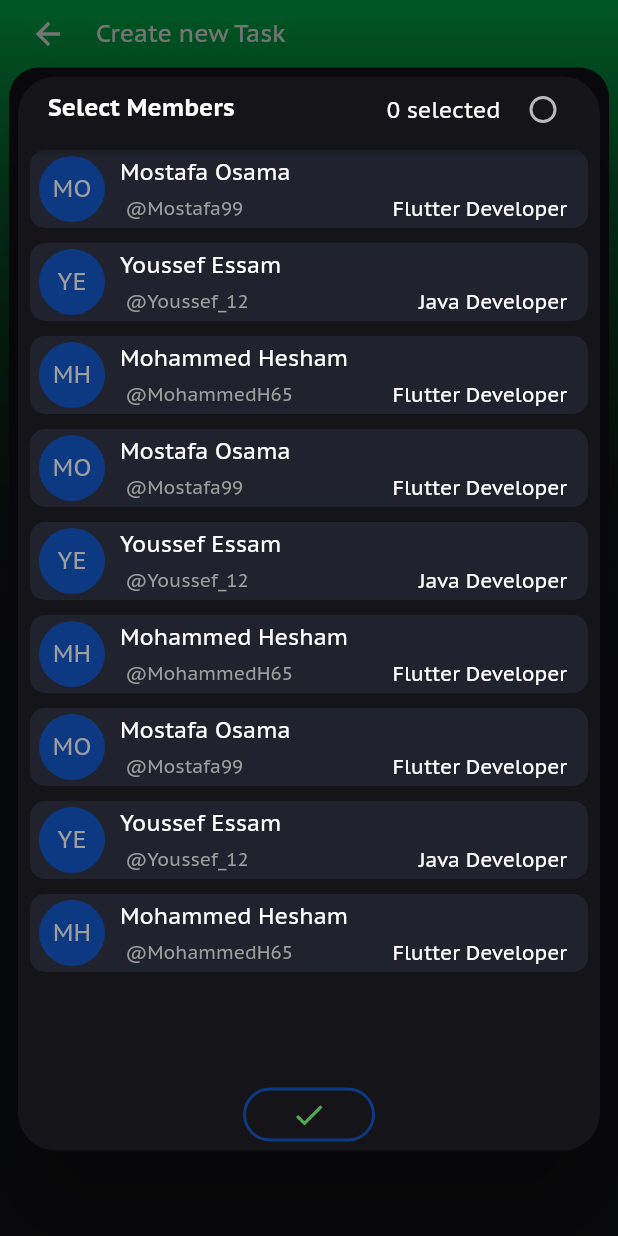
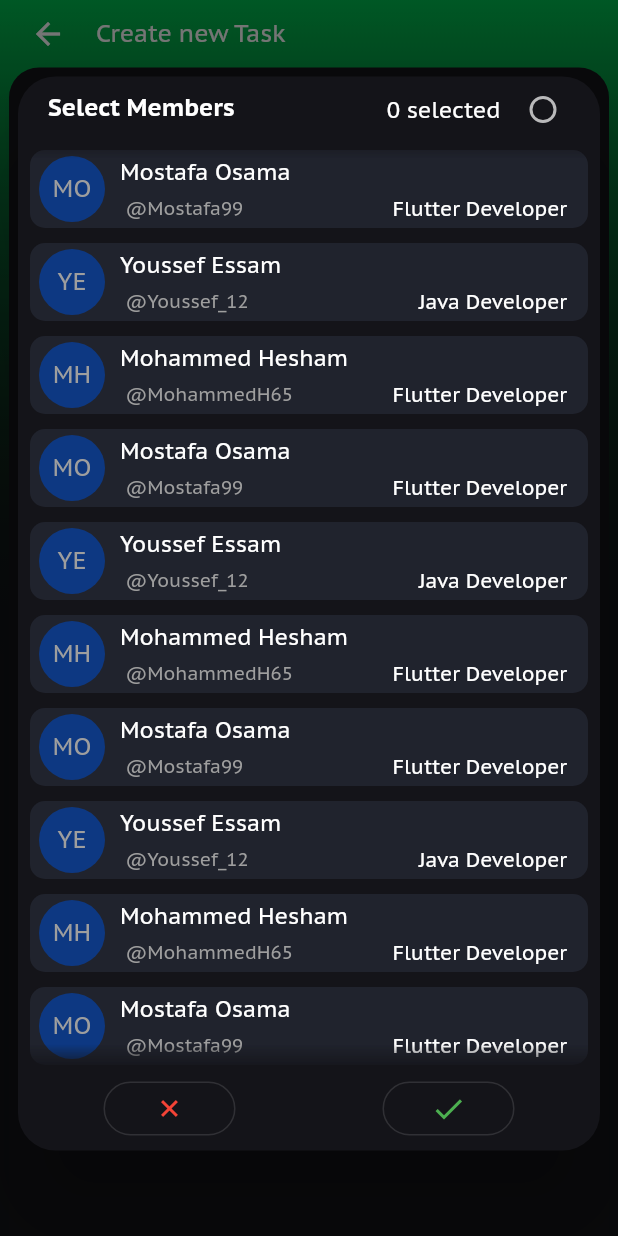
Before and after one commit to MostafaOsama99/work-platform, a Flutter app: the CreateTask screen opened directly, after a tap on the "add circle outline" icon, on a phone screen of 412 x 824 dp. Run offline on Flutter 3.47's test engine with Material 2 defaults, Android fonts, the phone set to English and light mode, and no system bars; our stand-ins replace circular_check_box, convex_bottom_bar, date_time_picker, datetime_picker_formfield, dio, file_picker and 2 more; missing offline and left inert: flutter_filereader; statements that could not run were skipped.

Commit message:
- fix members dialog

```diff
--- a/lib/create_task_screen.dart
+++ b/lib/create_task_screen.dart
@@ -1,10 +1,12 @@
 import 'package:flutter/material.dart';
+import 'package:project/demoData.dart';
 import 'package:project/dialogs/assign_dialog.dart';
 import 'package:project/model/taskType.dart';
 import 'package:project/widgets/dateField_widget.dart';
 import 'package:project/widgets/task/add_checkpoint_widget.dart';
 import 'package:project/widgets/task/descriptionTextField.dart';
 import 'package:project/widgets/team_tile.dart';
+import 'package:project/widgets/user_tile.dart';
 
 import 'constants.dart';
 import 'model/task.dart';
@@ -77,6 +79,8 @@ class _CreateTaskState extends State<CreateTask> {
 
   final descriptionController = TextEditingController();
 
+  List<User> _selectedUsers = [];
+
   @override
   Widget build(BuildContext context) {
     return Scaffold(
@@ -126,7 +130,7 @@ class _CreateTaskState extends State<CreateTask> {
               borderRadius: BorderRadius.only(topRight: Radius.circular(20), topLeft: Radius.circular(20)),
               child: ListView(
                   clipBehavior: Clip.antiAlias,
-                  padding: const EdgeInsets.symmetric(vertical: 8, horizontal: 10),
+                  padding: const EdgeInsets.symmetric(vertical: 8, horizontal: 12),
                   children: [
                     // SizedBox(height: 18),
                     Padding(
@@ -135,7 +139,6 @@ class _CreateTaskState extends State<CreateTask> {
                         height: 50,
                         width: MediaQuery.of(context).size.width * 0.8,
                         child: TextFormField(
-                            autofocus: true,
                             maxLength: 35,
                             onFieldSubmitted: (value) {
                               newTask.name = value.trim();
@@ -154,7 +157,7 @@ class _CreateTaskState extends State<CreateTask> {
                     Row(
                       crossAxisAlignment: CrossAxisAlignment.center,
                       children: [
-                        SizedBox(width: 10),
+                        SizedBox(width: 6),
                         Icon(Icons.calendar_today_rounded, size: KIconSize),
                         Spacer(),
                         Text('from: ', style: TextStyle(color: Colors.grey, fontSize: 15)),
@@ -244,11 +247,36 @@ class _CreateTaskState extends State<CreateTask> {
                                     tooltip: 'add member',
                                     color: Colors.white,
                                     splashRadius: 20,
-                                    onPressed: () {
-                                      showDialog(context: context, builder: (BuildContext context) => AssignDialog());
+                                    onPressed: () async {
+                                      var result = await showDialog(
+                                          context: context,
+                                          builder: (BuildContext context) => AssignMembersDialog(
+                                                allUsers: usersLong,
+                                                selectedUsers: _selectedUsers,
+                                              ));
+                                      if (result != null) setState(() => _selectedUsers = result);
                                     }))
                       ],
-                    )
+                    ),
+                    SizedBox(height: 10),
+
+                    _selectedUsers.length > 0
+                        ? ListView.builder(
+                            padding: const EdgeInsets.all(0),
+                            shrinkWrap: true,
+                            physics: NeverScrollableScrollPhysics(),
+                            itemCount: _selectedUsers.length,
+                            itemBuilder: (BuildContext context, int index) => UserTile(_selectedUsers[index]),
+                          )
+                        : SizedBox(
+                            height: 40,
+                            child: Center(
+                              child: Text(
+                                'Add members or a team!',
+                                style: const TextStyle(fontStyle: FontStyle.italic, color: Colors.white70),
+                              ),
+                            ),
+                          )
                   ]),
             ),
           )
--- a/lib/demoData.dart
+++ b/lib/demoData.dart
@@ -5,9 +5,24 @@ const longDescription =
     'this an example of a long description to test the three line in description text form field this an example of a long description to test the three line in description text form field this an example of a long description to test the three line in description text form field this an example of a long description to test the three line in description text form field';
 
 const List<User> users = [
-  User(name: 'Mostafa Osama Hamed', id: 0,jobTitle: 'Flutter Developer', userName: '@Mostafa99'),
-  User(name: 'Youssef Essam Name', id: 1,jobTitle: 'Java Developer', userName: '@Youssef_12'),
-  User(name: 'Mohammed Hesham Name', id: 2,jobTitle: 'Flutter Developer', userName: '@MohammedH65'),
+  User(name: 'Mostafa Osama Hamed', id: 0, jobTitle: 'Flutter Developer', userName: '@Mostafa99'),
+  User(name: 'Youssef Essam Name', id: 1, jobTitle: 'Java Developer', userName: '@Youssef_12'),
+  User(name: 'Mohammed Hesham Name', id: 2, jobTitle: 'Flutter Developer', userName: '@MohammedH65'),
+];
+
+const List<User> usersLong = [
+  User(id: 0, name: 'Mostafa Osama Hamed', jobTitle: 'Flutter Developer', userName: '@Mostafa99'),
+  User(id: 1, name: 'Youssef Essam Name', jobTitle: 'Java Developer', userName: '@Youssef_12'),
+  User(id: 2, name: 'Mohammed Hesham Name', jobTitle: 'Flutter Developer', userName: '@MohammedH65'),
+  User(id: 3, name: 'Mostafa Osama Hamed', jobTitle: 'Flutter Developer', userName: '@Mostafa99'),
+  User(id: 4, name: 'Youssef Essam Name', jobTitle: 'Java Developer', userName: '@Youssef_12'),
+  User(id: 5, name: 'Mohammed Hesham Name', jobTitle: 'Flutter Developer', userName: '@MohammedH65'),
+  User(id: 6, name: 'Mostafa Osama Hamed', jobTitle: 'Flutter Developer', userName: '@Mostafa99'),
+  User(id: 7, name: 'Youssef Essam Name', jobTitle: 'Java Developer', userName: '@Youssef_12'),
+  User(id: 8, name: 'Mohammed Hesham Name', jobTitle: 'Flutter Developer', userName: '@MohammedH65'),
+  User(id: 9, name: 'Mostafa Osama Hamed', jobTitle: 'Flutter Developer', userName: '@Mostafa99'),
+  User(id: 10, name: 'Youssef Essam Name', jobTitle: 'Java Developer', userName: '@Youssef_12'),
+  User(id: 11, name: 'Mohammed Hesham Name', jobTitle: 'Flutter Developer', userName: '@MohammedH65'),
 ];
 
 const Team team = Team(name: 'Software Engineers', id: 0);
--- a/lib/dialogs/assign_dialog.dart
+++ b/lib/dialogs/assign_dialog.dart
@@ -1,119 +1,65 @@
+import 'package:flutter/material.dart';
+
 import 'package:circular_check_box/circular_check_box.dart';
-import 'package:flutter/material.dart';
+
+import '../widgets/user_tile.dart';
 import '../constants.dart';
 import '../model/task.dart';
 
-class _User extends User {
+/// [_User] is a class contains user and a bool [selected] holds the value for each dialog item if it's selected or not
+class _User {
   bool selected;
+  final User user;
 
-  _User({this.selected = false, userName, @required id, imageUrl, @required name, jobTitle})
-      : super(userName: userName, id: id, imageUrl: imageUrl, jobTitle: jobTitle, name: name);
+  _User(this.user, {this.selected = false});
 }
 
-//TODO: exclude current user from this list
-List<_User> _users = [
-  _User(name: 'Mostafa Osama Hamed', id: 0, jobTitle: 'Flutter Developer', userName: '@Mostafa99'),
-  _User(name: 'Youssef Essam Name', id: 1, jobTitle: 'Java Developer', userName: '@Youssef_12'),
-  _User(name: 'Mohammed Hesham Name', id: 2, jobTitle: 'Flutter Developer', userName: '@MohammedH65'),
-  _User(name: 'Mostafa Osama Hamed', id: 3, jobTitle: 'Flutter Developer', userName: '@Mostafa99'),
-  _User(name: 'Youssef Essam Name', id: 4, jobTitle: 'Java Developer', userName: '@Youssef_12'),
-  _User(name: 'Mohammed Hesham Name', id: 5, jobTitle: 'Flutter Developer', userName: '@MohammedH65'),
-  _User(name: 'Mostafa Osama Hamed', id: 6, jobTitle: 'Flutter Developer', userName: '@Mostafa99'),
-  _User(name: 'Youssef Essam Name', id: 7, jobTitle: 'Java Developer', userName: '@Youssef_12'),
-  _User(name: 'Mohammed Hesham Name', id: 8, jobTitle: 'Flutter Developer', userName: '@MohammedH65'),
-];
+class AssignMembersDialog extends StatefulWidget {
+  final List<User> selectedUsers;
+  final List<User> allUsers;
 
-class _UserTile extends StatelessWidget {
-  final _User user;
-  final Function(int id) onSelected;
-  final Function(int id) onDeselect;
-
-  const _UserTile({Key key, this.user, this.onSelected, this.onDeselect}) : super(key: key);
+  const AssignMembersDialog({Key key, this.selectedUsers, this.allUsers}) : super(key: key);
 
   @override
-  Widget build(BuildContext context) {
-    var name = user.name.split(' ');
-
-    return GestureDetector(
-      onTap: () {
-        if (!user.selected)
-          onSelected(user.id);
-        else
-          onDeselect(user.id);
-      },
-      child: Container(
-        height: 52,
-        margin: const EdgeInsets.symmetric(vertical: 5),
-        padding: const EdgeInsets.only(left: 6, right: 14, top: 2, bottom: 2),
-        decoration: BoxDecoration(
-          color: user.selected ? COLOR_ACCENT.withOpacity(0.5) : COLOR_BACKGROUND,
-          borderRadius: BorderRadius.circular(10),
-        ),
-        child: Row(
-          mainAxisAlignment: MainAxisAlignment.start,
-          crossAxisAlignment: CrossAxisAlignment.center,
-          children: [
-            CircleAvatar(
-              radius: 22,
-              child: user.selected
-                  ? Icon(Icons.check, color: COLOR_ACCENT)
-                  : Text(name[0][0] + name[1][0], style: TextStyle(fontSize: 16)),
-              backgroundColor: user.selected ? COLOR_SCAFFOLD : COLOR_ACCENT,
-            ),
-            SizedBox(width: 10),
-            Expanded(
-              child: Padding(
-                padding: const EdgeInsets.symmetric(vertical: 3),
-                child: Column(
-                  crossAxisAlignment: CrossAxisAlignment.stretch,
-                  mainAxisAlignment: MainAxisAlignment.spaceBetween,
-                  children: [
-                    Text(name[0] + ' ' + name[1], style: TextStyle(fontSize: 15)),
-                    Row(
-                      mainAxisSize: MainAxisSize.min,
-                      children: [
-                        Text(' ${user.userName}', style: TextStyle(fontSize: 12.5, color: Colors.grey)),
-                        Spacer(),
-                        Text(user.jobTitle, style: TextStyle(fontSize: 13.5)),
-                      ],
-                    )
-                  ],
-                ),
-              ),
-            ),
-            //SizedBox(width: 8),
-          ],
-        ),
-      ),
-    );
-  }
+  _AssignMembersDialogState createState() => _AssignMembersDialogState();
 }
 
-class AssignDialog extends StatefulWidget {
-  @override
-  _AssignDialogState createState() => _AssignDialogState();
-}
-
-class _AssignDialogState extends State<AssignDialog> {
-  Size _size;
+class _AssignMembersDialogState extends State<AssignMembersDialog> {
   EdgeInsets _padding;
   bool _isInit = false;
   int _selectCount = 0;
 
   bool _selectAll = false;
+  List<User> _selectedUsers;
+
+  List<_User> _loadedUsers = [];
 
   @override
   void initState() {
-    _users.forEach((element) {
-      if (element.selected) _selectCount++;
+    _selectedUsers = widget.selectedUsers;
+    // if all selected
+    if (_selectedUsers.length == widget.allUsers.length) {
+      _selectCount = _selectedUsers.length;
+      _selectAll = true;
+      widget.allUsers.forEach((element) => _loadedUsers.add(_User(element, selected: true)));
+    }
+    // sort by selection
+    else {
+      widget.allUsers.forEach((element) {
+        // if this element is selected
+        if (_selectedUsers.contains(element))
+          _loadedUsers.insert(0, _User(element, selected: true)); // insert first
+        else
+          _loadedUsers.add(_User(element, selected: false)); // add last
       });
+      _selectCount = _selectedUsers.length;
+    }
     super.initState();
   }
 
   @override
   void didChangeDependencies() {
     if (!_isInit) {
-      _size = MediaQuery.of(context).size;
       _padding = MediaQuery.of(context).padding;
     }
     super.didChangeDependencies();
@@ -156,12 +102,12 @@ class _AssignDialogState extends State<AssignDialog> {
                           _selectAll = value;
                           if (value)
                             setState(() {
-                              _users.forEach((element) => element.selected = true);
-                              _selectCount = _users.length;
+                              _loadedUsers.forEach((element) => element.selected = true);
+                              _selectCount = _loadedUsers.length;
                             });
                           else
                             setState(() {
-                              _users.forEach((element) => element.selected = false);
+                              _loadedUsers.forEach((element) => element.selected = false);
                               _selectCount = 0;
                             });
                         }),
@@ -185,31 +131,116 @@ class _AssignDialogState extends State<AssignDialog> {
                   padding: const EdgeInsets.symmetric(vertical: 8),
                   itemBuilder: (BuildContext context, int index) => _UserTile(
                     key: UniqueKey(),
-                    user: _users[index],
+                    user: _loadedUsers[index],
                     onSelected: (id) => setState(() {
                       _selectCount++;
-                      _users.firstWhere((element) => element.id == id).selected = true;
+                      _loadedUsers.firstWhere((element) => element.user.id == id).selected = true;
                     }),
                     onDeselect: (id) => setState(() {
                       _selectCount--;
-                      _users.firstWhere((element) => element.id == id).selected = false;
+                      if (_selectAll) _selectAll = false;
+                      _loadedUsers.firstWhere((element) => element.user.id == id).selected = false;
                     }),
                   ),
-                  itemCount: _users.length,
+                  itemCount: _loadedUsers.length,
                 ),
               ),
             ),
+            Row(
+              mainAxisAlignment: MainAxisAlignment.spaceAround,
+              children: [
                 OutlineButton(
                     padding: const EdgeInsets.all(0),
-                borderSide: BorderSide(color: COLOR_ACCENT, width: 2),
+                    //borderSide: BorderSide(color: COLOR_ACCENT, width: 2),
+                    highlightedBorderColor: Colors.red,
+                    child: Transform.rotate(angle: 3.14 / 4, child: Icon(Icons.add, color: Colors.red)),
+                    onPressed: () => Navigator.of(context).pop()),
+                OutlineButton(
+                    padding: const EdgeInsets.all(0),
+                    //borderSide: BorderSide(color: COLOR_ACCENT, width: 2),
                     highlightedBorderColor: Colors.green,
                     child: Icon(Icons.done, color: Colors.green),
                     onPressed: () {
-                  Navigator.of(context).pop();
-                })
+                      _selectedUsers = [];
+                      _loadedUsers.forEach((element) {
+                        if (element.selected) _selectedUsers.add(element.user);
+                      });
+
+                      Navigator.of(context).pop(_selectedUsers);
+                    }),
+              ],
+            ),
+            SizedBox(height: 4)
           ],
         ),
       ),
     );
   }
 }
+
+/// custom UserTile that has selection mood, overall similar to [UserTile]
+class _UserTile extends StatelessWidget {
+  final _User user;
+  final Function(int id) onSelected;
+  final Function(int id) onDeselect;
+
+  const _UserTile({Key key, this.user, this.onSelected, this.onDeselect}) : super(key: key);
+
+  @override
+  Widget build(BuildContext context) {
+    var name = user.user.name.split(' ');
+
+    return GestureDetector(
+      onTap: () {
+        if (!user.selected)
+          onSelected(user.user.id);
+        else
+          onDeselect(user.user.id);
+      },
+      child: Container(
+        height: 52,
+        margin: const EdgeInsets.symmetric(vertical: 5),
+        padding: const EdgeInsets.only(left: 6, right: 14, top: 2, bottom: 2),
+        decoration: BoxDecoration(
+          color: user.selected ? COLOR_ACCENT.withOpacity(0.5) : COLOR_BACKGROUND,
+          borderRadius: BorderRadius.circular(10),
+        ),
+        child: Row(
+          mainAxisAlignment: MainAxisAlignment.start,
+          crossAxisAlignment: CrossAxisAlignment.center,
+          children: [
+            CircleAvatar(
+              radius: 22,
+              child: user.selected
+                  ? Icon(Icons.check, color: COLOR_ACCENT)
+                  : Text(name[0][0] + name[1][0], style: TextStyle(fontSize: 16)),
+              backgroundColor: user.selected ? COLOR_SCAFFOLD : COLOR_ACCENT,
+            ),
+            SizedBox(width: 10),
+            Expanded(
+              child: Padding(
+                padding: const EdgeInsets.symmetric(vertical: 3),
+                child: Column(
+                  crossAxisAlignment: CrossAxisAlignment.stretch,
+                  mainAxisAlignment: MainAxisAlignment.spaceBetween,
+                  children: [
+                    Text(name[0] + ' ' + name[1], style: TextStyle(fontSize: 15)),
+                    Row(
+                      mainAxisSize: MainAxisSize.min,
+                      children: [
+                        Text(' ${user.user.userName}', style: TextStyle(fontSize: 12.5, color: Colors.grey)),
+                        Spacer(),
+                        Text(user.user.jobTitle, style: TextStyle(fontSize: 13.5)),
+                      ],
+                    )
+                  ],
+                ),
+              ),
+            ),
+            //SizedBox(width: 8),
+          ],
+        ),
+      ),
+    );
+  }
+}
```
Lines whose indentation alone changed are shown as unchanged.
